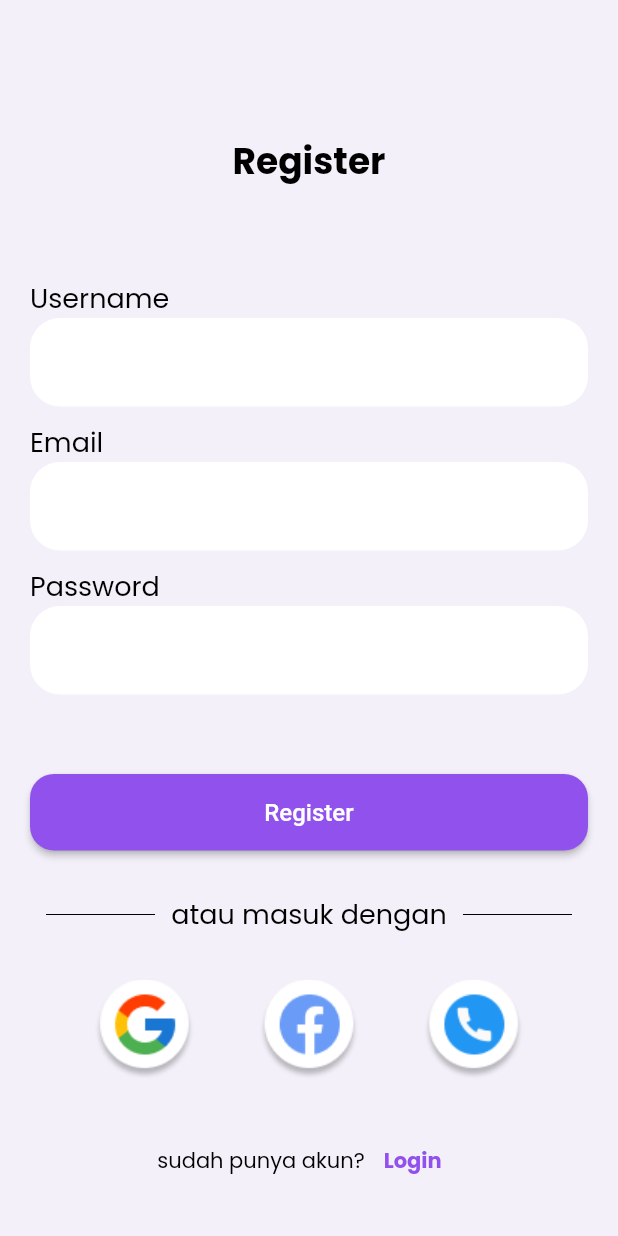
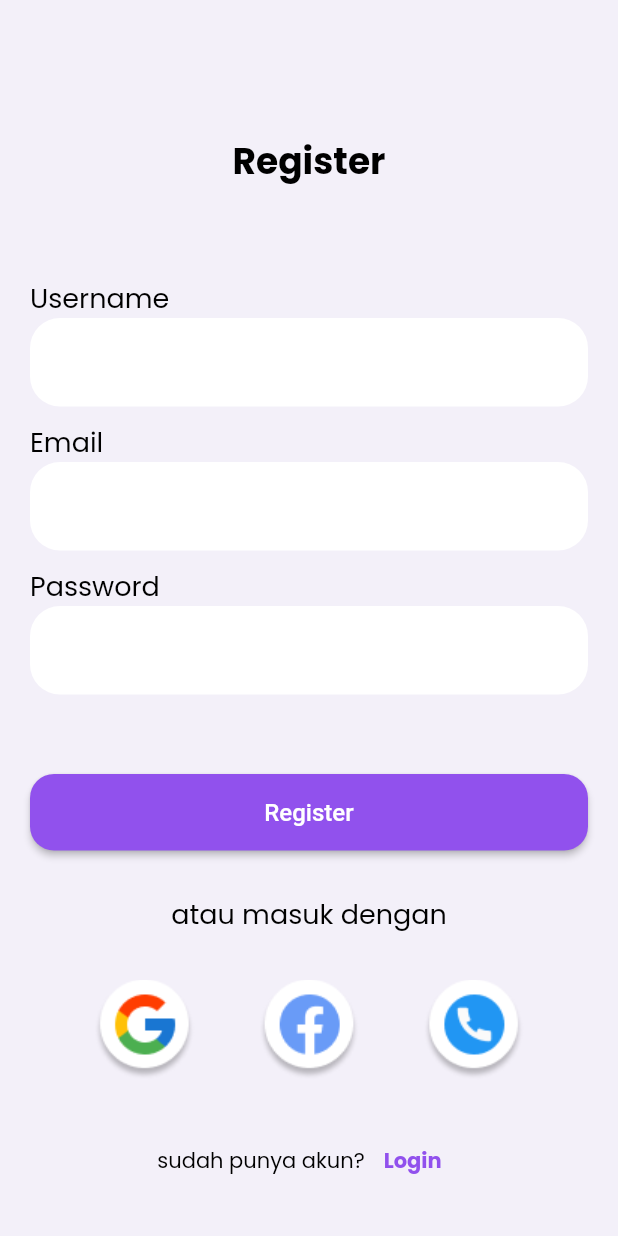
Before and after one commit to abdulazizpermana/projek_kpam_lifehealth, a Flutter app: the RegisterPage screen opened directly, on a phone screen of 412 x 824 dp. Run offline on Flutter 3.47's test engine with Material 2 defaults, Android fonts, the phone set to English and light mode, and no system bars; our stand-ins replace carousel_slider, google_fonts.

```diff
--- a/lib/page/register_page.dart
+++ b/lib/page/register_page.dart
@@ -126,16 +126,12 @@ class RegisterPage extends StatelessWidget {
                   child: Row(
                     mainAxisAlignment: MainAxisAlignment.spaceEvenly,
                     children: [
-                      Image.asset(
-                        "assets/images/Line.png",
-                      ),
+
                       Text(
                         "atau masuk dengan",
                         style: blackReguler.copyWith(fontSize: 18),
                       ),
-                      Image.asset(
-                        "assets/images/Line.png",
-                      ),
+
                     ],
                   ),
                 ),
```
